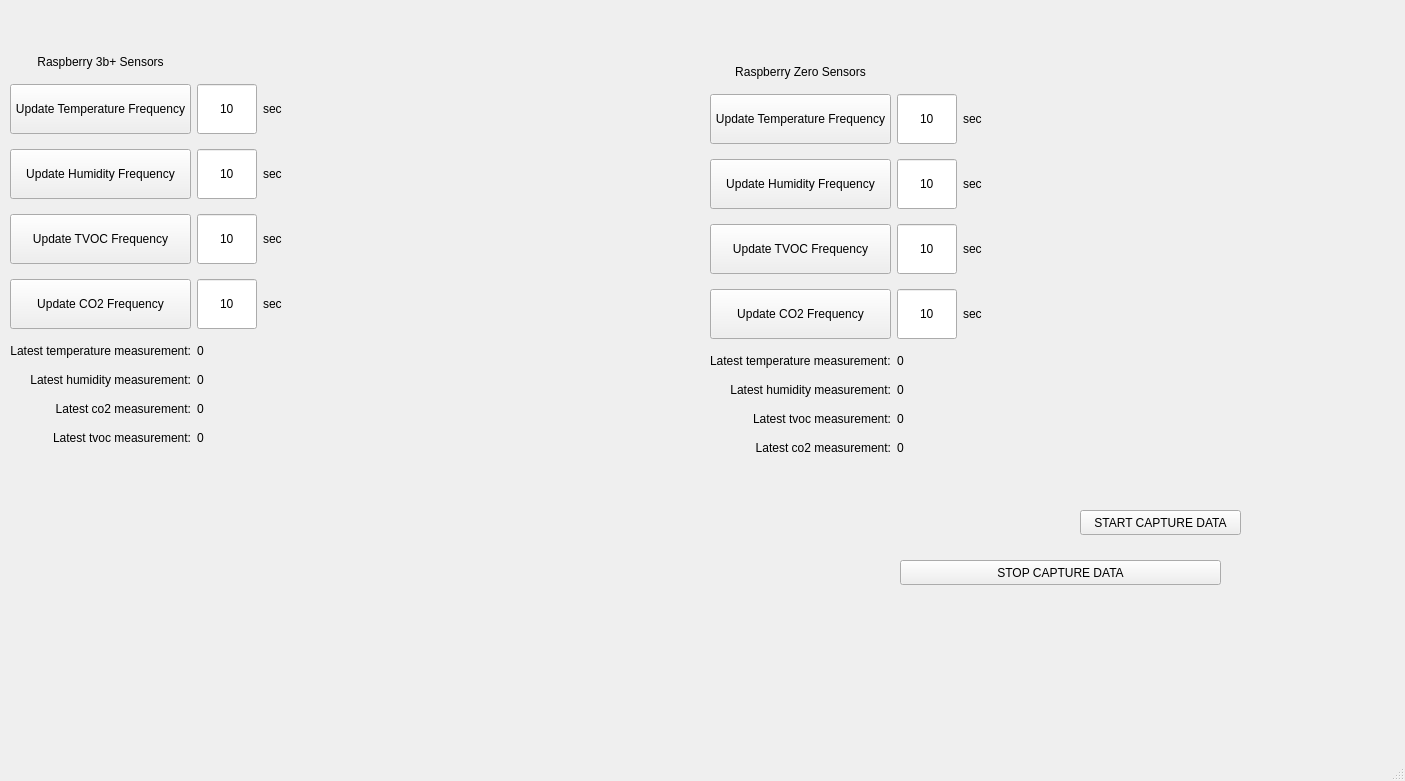
This is app/src/sunshinedesktop.ui in xWashout/sunshine as Qt 5 draws it before an edit. The edited form follows.
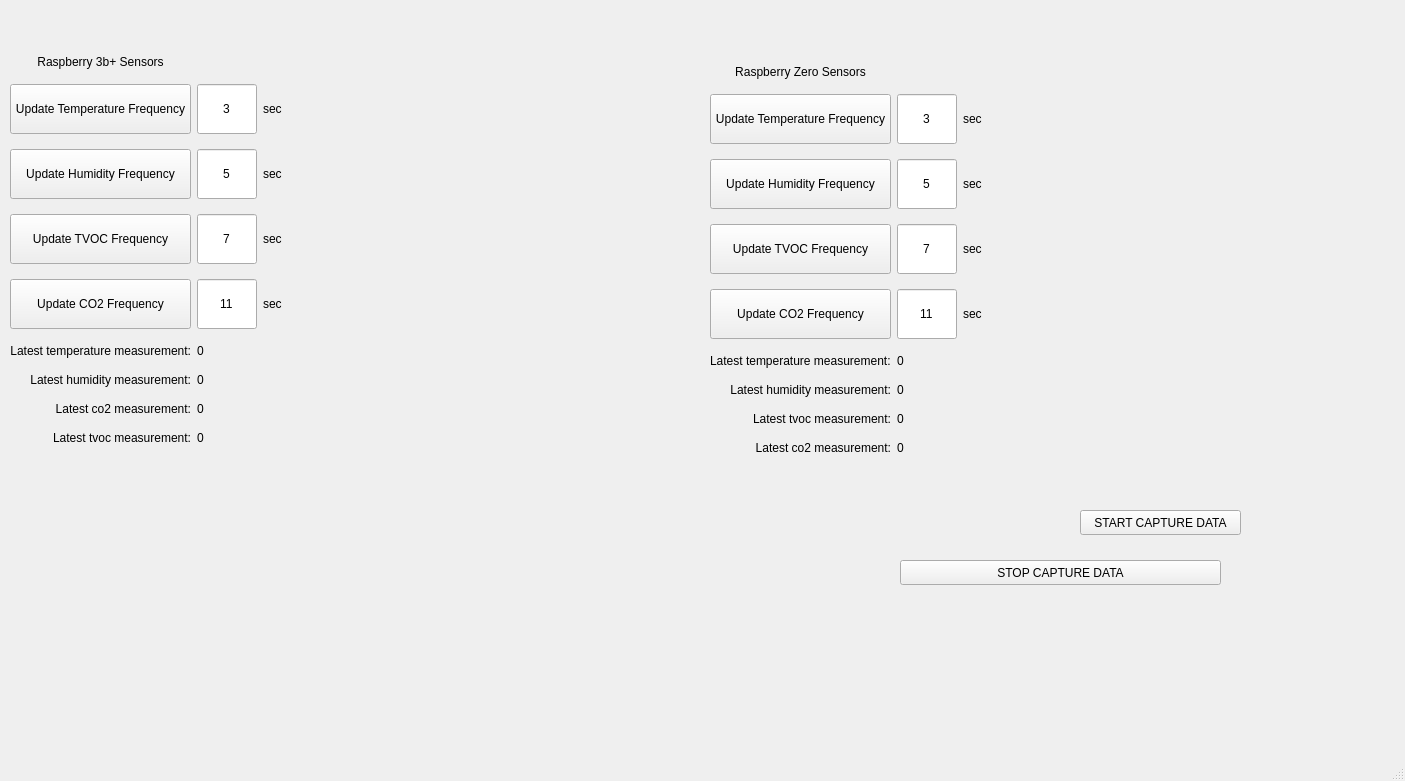
This is the edited form.

```diff
--- a/app/src/sunshinedesktop.ui
+++ b/app/src/sunshinedesktop.ui
@@ -60,7 +60,7 @@
           </size>
          </property>
          <property name="text">
-          <string>10</string>
+          <string>11</string>
          </property>
          <property name="alignment">
           <set>Qt::AlignCenter</set>
@@ -95,7 +95,7 @@
           </size>
          </property>
          <property name="text">
-          <string>10</string>
+          <string>7</string>
          </property>
          <property name="alignment">
           <set>Qt::AlignCenter</set>
@@ -137,7 +137,7 @@
           </size>
          </property>
          <property name="text">
-          <string>10</string>
+          <string>3</string>
          </property>
          <property name="alignment">
           <set>Qt::AlignCenter</set>
@@ -297,7 +297,7 @@
           </size>
          </property>
          <property name="text">
-          <string>10</string>
+          <string>5</string>
          </property>
          <property name="alignment">
           <set>Qt::AlignCenter</set>
@@ -416,7 +416,7 @@
           </size>
          </property>
          <property name="text">
-          <string>10</string>
+          <string>11</string>
          </property>
          <property name="alignment">
           <set>Qt::AlignCenter</set>
@@ -438,7 +438,7 @@
           </size>
          </property>
          <property name="text">
-          <string>10</string>
+          <string>5</string>
          </property>
          <property name="alignment">
           <set>Qt::AlignCenter</set>
@@ -460,7 +460,7 @@
           </size>
          </property>
          <property name="text">
-          <string>10</string>
+          <string>3</string>
          </property>
          <property name="alignment">
           <set>Qt::AlignCenter</set>
@@ -499,7 +499,7 @@
           </size>
          </property>
          <property name="text">
-          <string>10</string>
+          <string>7</string>
          </property>
          <property name="alignment">
           <set>Qt::AlignCenter</set>
```
